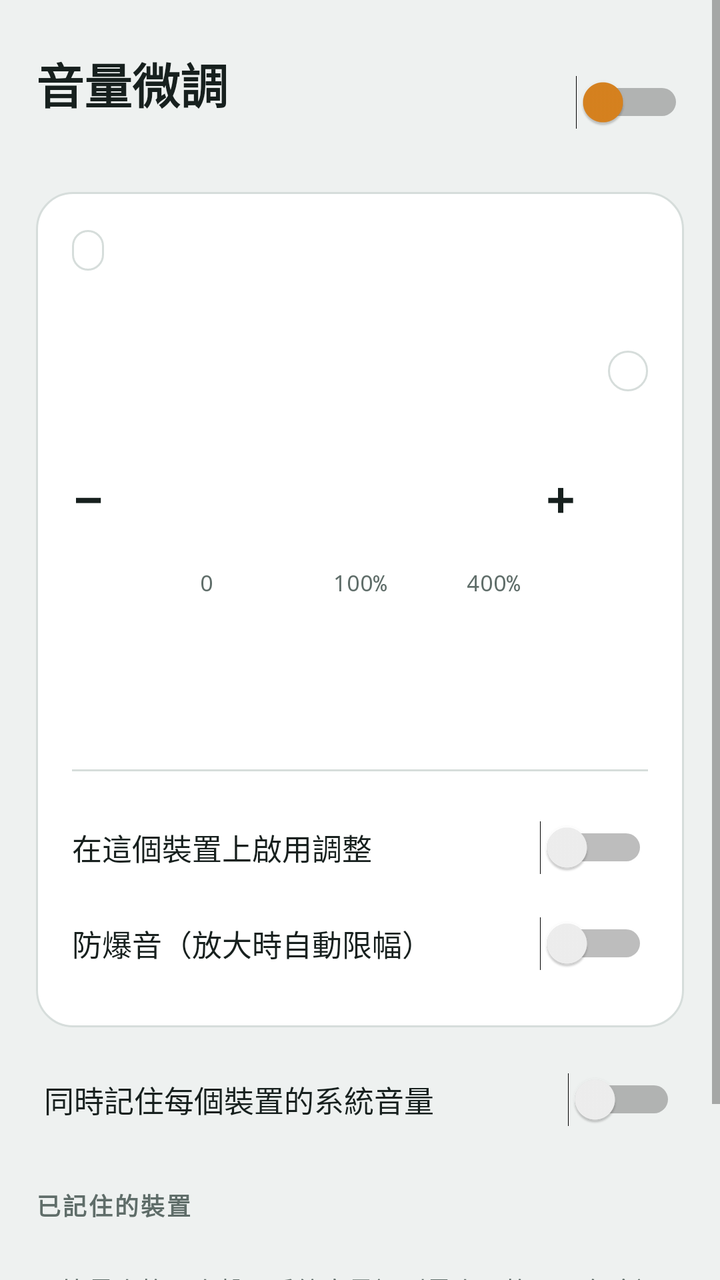
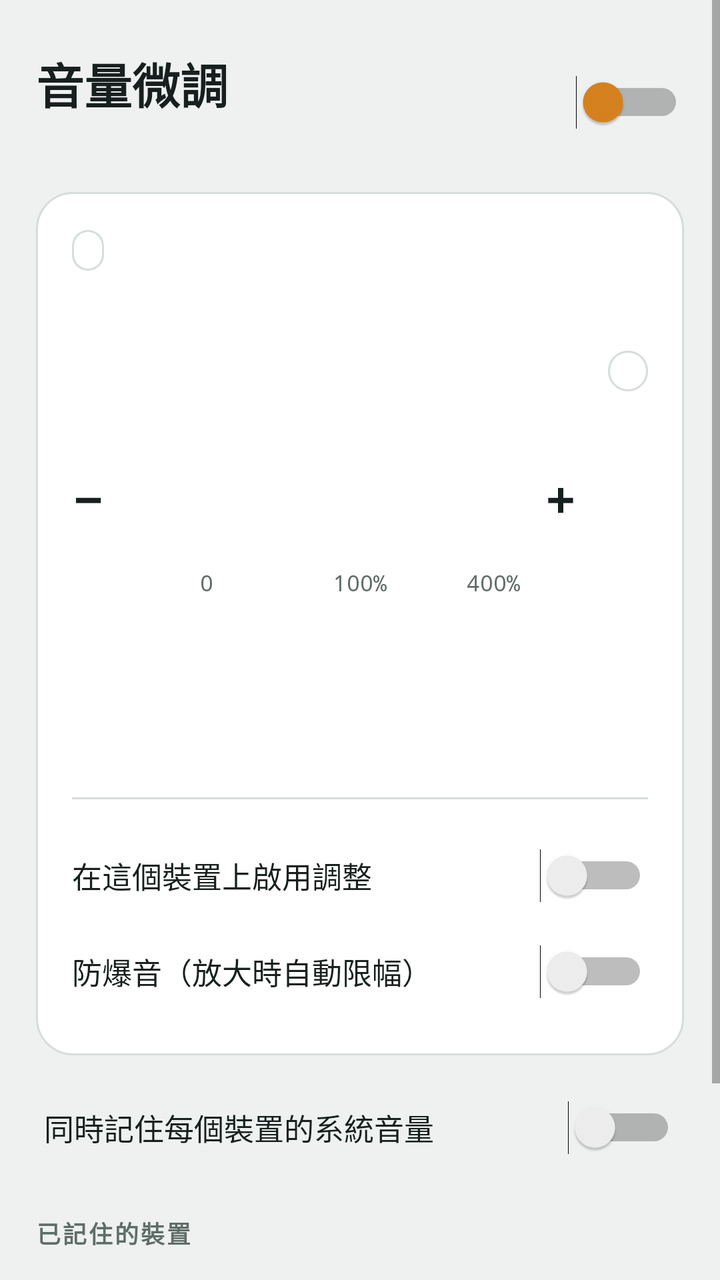

Compare the two renders of this Android layout. The source of the first and the diff that turns it into the second are given below.
<!-- AndroidManifest.xml: application theme AppTheme -->
<!-- res/layout/activity_main.xml -->
<?xml version="1.0" encoding="utf-8"?>
<ScrollView xmlns:android="http://schemas.android.com/apk/res/android"
    android:layout_width="match_parent"
    android:layout_height="match_parent"
    android:background="@color/bg"
    android:fillViewport="true">

    <LinearLayout
        android:layout_width="match_parent"
        android:layout_height="wrap_content"
        android:orientation="vertical"
        android:paddingHorizontal="18dp"
        android:paddingTop="24dp"
        android:paddingBottom="32dp">

        
        <LinearLayout
            android:layout_width="match_parent"
            android:layout_height="wrap_content"
            android:gravity="center_vertical"
            android:orientation="horizontal">

            <LinearLayout
                android:layout_width="0dp"
                android:layout_height="wrap_content"
                android:layout_weight="1"
                android:orientation="vertical">

                <TextView
                    android:layout_width="wrap_content"
                    android:layout_height="wrap_content"
                    android:text="@string/app_name"
                    android:textColor="@color/fg"
                    android:textSize="24sp"
                    android:textStyle="bold" />

                <TextView
                    android:id="@+id/status"
                    android:layout_width="wrap_content"
                    android:layout_height="wrap_content"
                    android:textColor="@color/muted"
                    android:textSize="14sp" />
            </LinearLayout>

            <Switch
                android:id="@+id/serviceSwitch"
                android:layout_width="wrap_content"
                android:layout_height="wrap_content"
                android:minHeight="48dp"
                android:thumbTint="@color/accent" />
        </LinearLayout>

        <TextView
            android:id="@+id/compatNote"
            android:layout_width="match_parent"
            android:layout_height="wrap_content"
            android:layout_marginTop="12dp"
            android:background="@drawable/bg_note"
            android:padding="12dp"
            android:text="@string/compat_note"
            android:textColor="@color/fg"
            android:textSize="13sp"
            android:visibility="gone" />

        
        <LinearLayout
            android:layout_width="match_parent"
            android:layout_height="wrap_content"
            android:layout_marginTop="18dp"
            android:background="@drawable/bg_panel"
            android:orientation="vertical"
            android:padding="18dp">

            <LinearLayout
                android:layout_width="match_parent"
                android:layout_height="wrap_content"
                android:gravity="center_vertical"
                android:orientation="horizontal">

                <TextView
                    android:id="@+id/deviceKind"
                    android:layout_width="wrap_content"
                    android:layout_height="wrap_content"
                    android:background="@drawable/bg_chip"
                    android:paddingHorizontal="8dp"
                    android:paddingVertical="2dp"
                    android:textColor="@color/muted"
                    android:textSize="12sp" />

                <TextView
                    android:id="@+id/deviceName"
                    android:layout_width="0dp"
                    android:layout_height="wrap_content"
                    android:layout_marginStart="8dp"
                    android:layout_weight="1"
                    android:ellipsize="end"
                    android:maxLines="1"
                    android:textColor="@color/fg"
                    android:textSize="17sp"
                    android:textStyle="bold" />

                <TextView
                    android:id="@+id/backToCurrent"
                    android:layout_width="wrap_content"
                    android:layout_height="wrap_content"
                    android:minHeight="40dp"
                    android:gravity="center"
                    android:paddingHorizontal="8dp"
                    android:text="@string/back_to_current"
                    android:textColor="@color/accent"
                    android:textSize="13sp"
                    android:visibility="gone" />
            </LinearLayout>

            <TextView
                android:id="@+id/editingNote"
                android:layout_width="wrap_content"
                android:layout_height="wrap_content"
                android:layout_marginTop="4dp"
                android:text="@string/editing_other"
                android:textColor="@color/muted"
                android:textSize="12sp"
                android:visibility="gone" />

            <LinearLayout
                android:layout_width="match_parent"
                android:layout_height="wrap_content"
                android:layout_marginTop="14dp"
                android:baselineAligned="true"
                android:gravity="bottom"
                android:orientation="horizontal">

                <TextView
                    android:id="@+id/pct"
                    android:layout_width="0dp"
                    android:layout_height="wrap_content"
                    android:layout_weight="1"
                    android:fontFamily="monospace"
                    android:textColor="@color/fg"
                    android:textSize="52sp"
                    android:textStyle="bold" />

                <LinearLayout
                    android:layout_width="wrap_content"
                    android:layout_height="wrap_content"
                    android:gravity="end"
                    android:orientation="vertical">

                    <TextView
                        android:id="@+id/tag"
                        android:layout_width="wrap_content"
                        android:layout_height="wrap_content"
                        android:background="@drawable/bg_chip"
                        android:paddingHorizontal="10dp"
                        android:paddingVertical="2dp"
                        android:textSize="12sp"
                        android:textStyle="bold" />

                    <TextView
                        android:id="@+id/db"
                        android:layout_width="wrap_content"
                        android:layout_height="wrap_content"
                        android:layout_marginTop="4dp"
                        android:fontFamily="monospace"
                        android:textColor="@color/muted"
                        android:textSize="15sp" />
                </LinearLayout>
            </LinearLayout>

            <LinearLayout
                android:layout_width="match_parent"
                android:layout_height="wrap_content"
                android:layout_marginTop="12dp"
                android:gravity="center_vertical"
                android:orientation="horizontal">

                <Button
                    android:id="@+id/down"
                    style="@style/StepButton"
                    android:contentDescription="降低音量"
                    android:text="−" />

                <SeekBar
                    android:id="@+id/seek"
                    android:layout_width="0dp"
                    android:layout_height="48dp"
                    android:layout_weight="1"
                    android:max="1000"
                    android:progressBackgroundTint="@color/track"
                    android:progressTint="@color/cut"
                    android:thumbTint="@color/accent" />

                <Button
                    android:id="@+id/up"
                    style="@style/StepButton"
                    android:contentDescription="加大音量"
                    android:text="+" />
            </LinearLayout>

            <LinearLayout
                android:layout_width="match_parent"
                android:layout_height="wrap_content"
                android:paddingHorizontal="64dp"
                android:orientation="horizontal">

                <TextView style="@style/ScaleLabel" android:gravity="start" android:text="0" />
                <TextView style="@style/ScaleLabel" android:gravity="center" android:text="100%" />
                <TextView style="@style/ScaleLabel" android:gravity="end" android:text="400%" />
            </LinearLayout>

            <LinearLayout
                android:id="@+id/presets"
                android:layout_width="match_parent"
                android:layout_height="wrap_content"
                android:layout_marginTop="14dp"
                android:orientation="horizontal" />

            <Button
                android:id="@+id/toneButton"
                android:layout_width="match_parent"
                android:layout_height="48dp"
                android:layout_marginTop="10dp"
                android:minHeight="0dp"
                android:stateListAnimator="@null"
                android:textAllCaps="false"
                android:textSize="15sp"
                android:textStyle="bold" />

            <View
                android:layout_width="match_parent"
                android:layout_height="1dp"
                android:layout_marginVertical="14dp"
                android:background="@color/line" />

            <Switch
                android:id="@+id/enabledSwitch"
                style="@style/SettingSwitch"
                android:text="@string/enable_for_device" />

            <Switch
                android:id="@+id/limiterSwitch"
                style="@style/SettingSwitch"
                android:text="@string/limiter" />
        </LinearLayout>

        <Switch
            android:id="@+id/sysVolSwitch"
            style="@style/SettingSwitch"
            android:layout_marginTop="12dp"
            android:paddingHorizontal="4dp"
            android:text="@string/remember_sys_volume" />

        
        <TextView
            android:layout_width="wrap_content"
            android:layout_height="wrap_content"
            android:layout_marginTop="20dp"
            android:letterSpacing="0.08"
            android:text="@string/saved_devices"
            android:textColor="@color/muted"
            android:textSize="12sp"
            android:textStyle="bold" />

        <LinearLayout
            android:id="@+id/deviceList"
            android:layout_width="match_parent"
            android:layout_height="wrap_content"
            android:layout_marginTop="8dp"
            android:background="@drawable/bg_panel"
            android:orientation="vertical" />

        <TextView
            android:layout_width="match_parent"
            android:layout_height="wrap_content"
            android:layout_marginTop="16dp"
            android:text="@string/help"
            android:textColor="@color/muted"
            android:textSize="13sp" />
    </LinearLayout>
</ScrollView>
<!-- resources referenced by this layout -->
<resources>
  <color name="accent">#D9831F</color>
  <color name="bg">#EEF1F0</color>
  <color name="cut">#2F7D8A</color>
  <color name="fg">#17201E</color>
  <color name="line">#D6DDDB</color>
  <color name="muted">#5F6D69</color>
  <color name="track">#DDE4E2</color>
  <!-- drawable bg_chip (drawable) -->
  <?xml version="1.0" encoding="utf-8"?>
  <shape xmlns:android="http://schemas.android.com/apk/res/android" android:shape="rectangle">
      <stroke android:width="1dp" android:color="@color/line" />
      <corners android:radius="99dp" />
  </shape>
  <!-- drawable bg_note (drawable) -->
  <?xml version="1.0" encoding="utf-8"?>
  <shape xmlns:android="http://schemas.android.com/apk/res/android" android:shape="rectangle">
      <solid android:color="@color/note" />
      <corners android:radius="12dp" />
  </shape>
  <!-- drawable bg_panel (drawable) -->
  <?xml version="1.0" encoding="utf-8"?>
  <shape xmlns:android="http://schemas.android.com/apk/res/android" android:shape="rectangle">
      <solid android:color="@color/panel" />
      <stroke android:width="1dp" android:color="@color/line" />
      <corners android:radius="18dp" />
  </shape>
  <string name="app_name">音量微調</string>
  <string name="back_to_current">回到目前裝置</string>
  <string name="compat_note">這支手機不支援全域音效，已改用相容模式：只對會宣告音效工作階段的 App 有效（例如 Spotify、YouTube Music、多數音樂播放器）。在 App 開始播放後才會生效。</string>
  <string name="editing_other">正在編輯已記住的裝置，下次連上它時會套用</string>
  <string name="enable_for_device">在這個裝置上啟用調整</string>
  <string name="help" formatted="false">要比最小格更小聲：系統音量調到最小一格，再在這裡往下調。要更大聲：系統音量開到最大，再往上調並保持防爆音開啟。每個裝置第一次連上時預設 100%，之後會記住你上次的設定。</string>
  <string name="limiter">防爆音（放大時自動限幅）</string>
  <string name="remember_sys_volume">同時記住每個裝置的系統音量</string>
  <string name="saved_devices">已記住的裝置</string>
  <style name="ScaleLabel">
          <item name="android:layout_width">0dp</item>
          <item name="android:layout_height">wrap_content</item>
          <item name="android:layout_weight">1</item>
          <item name="android:fontFamily">monospace</item>
          <item name="android:textSize">11sp</item>
          <item name="android:textColor">@color/muted</item>
      </style>
  <style name="SettingSwitch">
          <item name="android:layout_width">match_parent</item>
          <item name="android:layout_height">wrap_content</item>
          <item name="android:minHeight">48dp</item>
          <item name="android:textSize">15sp</item>
          <item name="android:textColor">@color/fg</item>
      </style>
  <style name="StepButton">
          <item name="android:layout_width">52dp</item>
          <item name="android:layout_height">52dp</item>
          <item name="android:minWidth">0dp</item>
          <item name="android:minHeight">0dp</item>
          <item name="android:padding">0dp</item>
          <item name="android:textSize">26sp</item>
          <item name="android:textStyle">bold</item>
          <item name="android:fontFamily">monospace</item>
          <item name="android:textColor">@color/fg</item>
          <item name="android:backgroundTint">@color/panel2</item>
          <item name="android:stateListAnimator">@null</item>
      </style>
  <style name="AppTheme" parent="android:Theme.Material.Light.NoActionBar">
          <item name="android:colorAccent">@color/accent</item>
          <item name="android:colorPrimary">@color/bg</item>
          <item name="android:statusBarColor">@color/bg</item>
          <item name="android:navigationBarColor">@color/bg</item>
          <item name="android:windowLightStatusBar">true</item>
          <item name="android:windowBackground">@color/bg</item>
      </style>
  <color name="note">#FFF1DD</color>
  <color name="panel">#FFFFFF</color>
  <color name="panel2">#E3E9E7</color>
</resources>

<!-- the commit's change to res/layout/activity_main.xml (unified diff, before → after) -->
@@ -215,6 +215,30 @@
                 android:layout_marginTop="14dp"
                 android:orientation="horizontal" />
 
+            <HorizontalScrollView
+                android:layout_width="match_parent"
+                android:layout_height="wrap_content"
+                android:layout_marginTop="14dp"
+                android:scrollbars="none">
+
+                <LinearLayout
+                    android:id="@+id/toneChoices"
+                    android:layout_width="wrap_content"
+                    android:layout_height="wrap_content"
+                    android:orientation="horizontal" />
+            </HorizontalScrollView>
+
+            <TextView
+                android:id="@+id/toneFile"
+                android:layout_width="match_parent"
+                android:layout_height="wrap_content"
+                android:layout_marginTop="6dp"
+                android:ellipsize="middle"
+                android:maxLines="1"
+                android:textColor="@color/muted"
+                android:textSize="12sp"
+                android:visibility="gone" />
+
             <Button
                 android:id="@+id/toneButton"
                 android:layout_width="match_parent"
